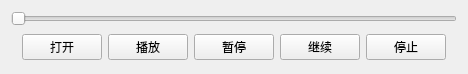
Old version of the form TestProject/KSPlayer/UI/KSVideoCtrl.ui in the repository chenyue0102/mytestchenyue.
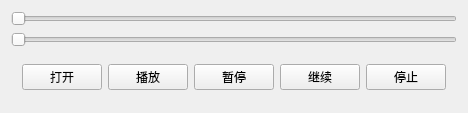
New version of the form. Custom widgets are drawn as their Qt base class.

What changed in the file:
```diff
--- a/TestProject/KSPlayer/UI/KSVideoCtrl.ui
+++ b/TestProject/KSPlayer/UI/KSVideoCtrl.ui
@@ -7,7 +7,7 @@
     <x>0</x>
     <y>0</y>
     <width>435</width>
-    <height>74</height>
+    <height>113</height>
    </rect>
   </property>
   <property name="windowTitle">
@@ -24,6 +24,16 @@
      </property>
     </widget>
    </item>
+   <item>
+    <widget class="MySlider" name="horizontalSliderVolume">
+     <property name="maximum">
+      <number>200</number>
+     </property>
+     <property name="orientation">
+      <enum>Qt::Horizontal</enum>
+     </property>
+    </widget>
+   </item>
    <item>
     <widget class="QWidget" name="widget" native="true">
      <layout class="QHBoxLayout" name="horizontalLayout">
```
